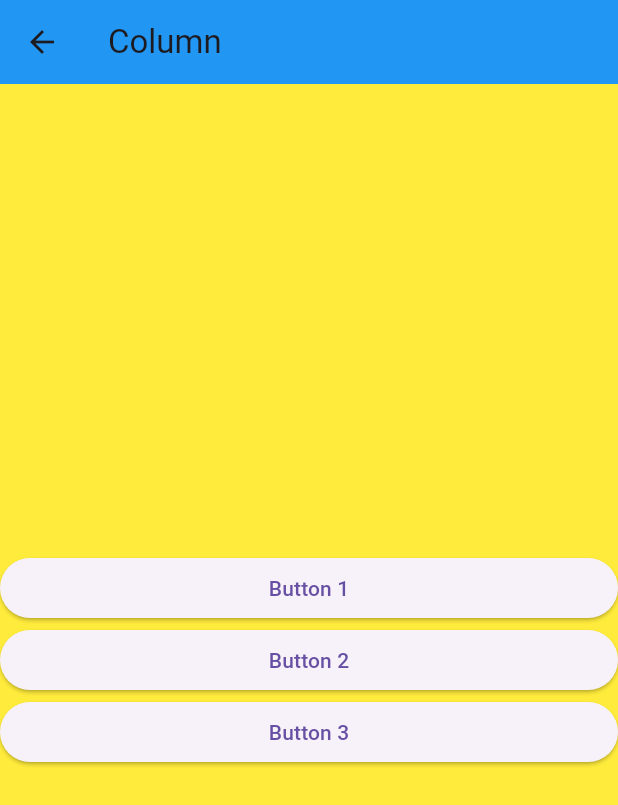
After one commit to SarjakBhandari/assignment_2, a Flutter app: the screen it shows after launch, after a tap on "Column Screen", on a phone screen of 412 x 824 dp. The commit adds this screen. Shown: the top 805 px of the screen. Run offline on Flutter 3.47's test engine with Material 3 defaults, Android fonts, the phone set to English and light mode, and no system bars; network calls fail.

Commit message:
Working with Layout, border and containers with images

```diff
--- /dev/null
+++ b/lib/screens/column_screen.dart
@@ -0,0 +1,53 @@
+import 'package:flutter/material.dart';
+
+class ColumnScreen extends StatelessWidget {
+  const ColumnScreen({super.key});
+
+  @override
+  Widget build(BuildContext context) {
+    return Scaffold(
+      appBar: AppBar(title:Text("Column"),
+      backgroundColor: Colors.blue),
+      body:
+      Container(
+        width: double.infinity,
+        height: double.infinity,
+        color: Colors.yellow,
+        child: Column(
+          crossAxisAlignment: CrossAxisAlignment.stretch,
+          mainAxisAlignment: MainAxisAlignment.center,
+          children: [
+            ElevatedButton(onPressed: ()=>{}, child: Text("Button 1")),
+            ElevatedButton(onPressed: ()=>{}, child: Text("Button 2")),
+            ElevatedButton(onPressed: ()=>{}, child: Text("Button 3")),
+
+          ],
+        )
+        ),
+        // child:  Column(
+        //   mainAxisAlignment: MainAxisAlignment.spaceBetween,
+        //   children: [
+        //     Column(
+        //       children: [
+        //         Icon(Icons.star, size:50),
+        //         Icon(Icons.star, size:50),
+        //       ],
+        //     ),
+        //     Column(
+        //       children: [
+        //         Icon(Icons.star, size:50),
+        //         Icon(Icons.star, size:50),
+        //         Icon(Icons.star, size:50),
+        //       ],
+        //     ),
+        //     Column(
+        //       children: [
+        //     Icon(Icons.star, size:50),
+        //     Icon(Icons.star, size:50),
+        //     ])
+        //   ],
+        // )
+      // ),
+    );
+  }
+}
--- a/lib/screens/dashboard_screen.dart
+++ b/lib/screens/dashboard_screen.dart
@@ -1,6 +1,9 @@
 import 'package:assignment_2/screens/area_of_circle.dart';
 import 'package:assignment_2/screens/arithmetic_screen.dart';
+import 'package:assignment_2/screens/column_screen.dart';
+import 'package:assignment_2/screens/container_screen.dart';
 import 'package:assignment_2/screens/flutter_layout_screen.dart';
+import 'package:assignment_2/screens/image_screen.dart';
 import 'package:assignment_2/screens/palindrome_screen.dart';
 import 'package:assignment_2/screens/rich_text_screen.dart';
 import 'package:assignment_2/screens/simple_interest_screen.dart';
@@ -117,6 +120,57 @@ class _DashboardScreenState extends State<Dashboard> {
                 child: Text("LayoutScreen"),
               ),
             ),
+            SizedBox(
+              width: double.infinity,
+              child: ElevatedButton(
+                onPressed: () {
+                  setState(() {
+                    Navigator.push(
+                      context,
+                      MaterialPageRoute(
+                        builder: (context) => ColumnScreen(),
+
+                      ),
+                    );
+                  });
+                },
+                child: Text("Column Screen"),
+              ),
+            ),
+            SizedBox(
+              width: double.infinity,
+              child: ElevatedButton(
+                onPressed: () {
+                  setState(() {
+                    Navigator.push(
+                      context,
+                      MaterialPageRoute(
+                        builder: (context) => ContainerScreen(),
+
+                      ),
+                    );
+                  });
+                },
+                child: Text("Container Screen"),
+              ),
+            ),
+            SizedBox(
+              width: double.infinity,
+              child: ElevatedButton(
+                onPressed: () {
+                  setState(() {
+                    Navigator.push(
+                      context,
+                      MaterialPageRoute(
+                        builder: (context) => ImageScreen(),
+
+                      ),
+                    );
+                  });
+                },
+                child: Text("image Screen"),
+              ),
+            ),
           ],
         ),
       ),
--- a/pubspec.yaml
+++ b/pubspec.yaml
@@ -58,9 +58,9 @@ flutter:
   uses-material-design: true
 
   # To add assets to your application, add an assets section, like this:
-  # assets:
-  #   - images/a_dot_burr.jpeg
-  #   - images/a_dot_ham.jpeg
+  assets:
+     - assets/images/
+     - assets/icons/
 
   # An image asset can refer to one or more resolution-specific "variants", see
   # https://flutter.dev/to/resolution-aware-images
```
Also changed, not shown: lib/screens/arithmetic_screen.dart (+56 -18 lines), lib/screens/container_screen.dart (added, +39 -0 lines), lib/screens/image_screen.dart (added, +26 -0 lines), assets/images/image1.jpg (added), assets/images/image2.jpg (added).
